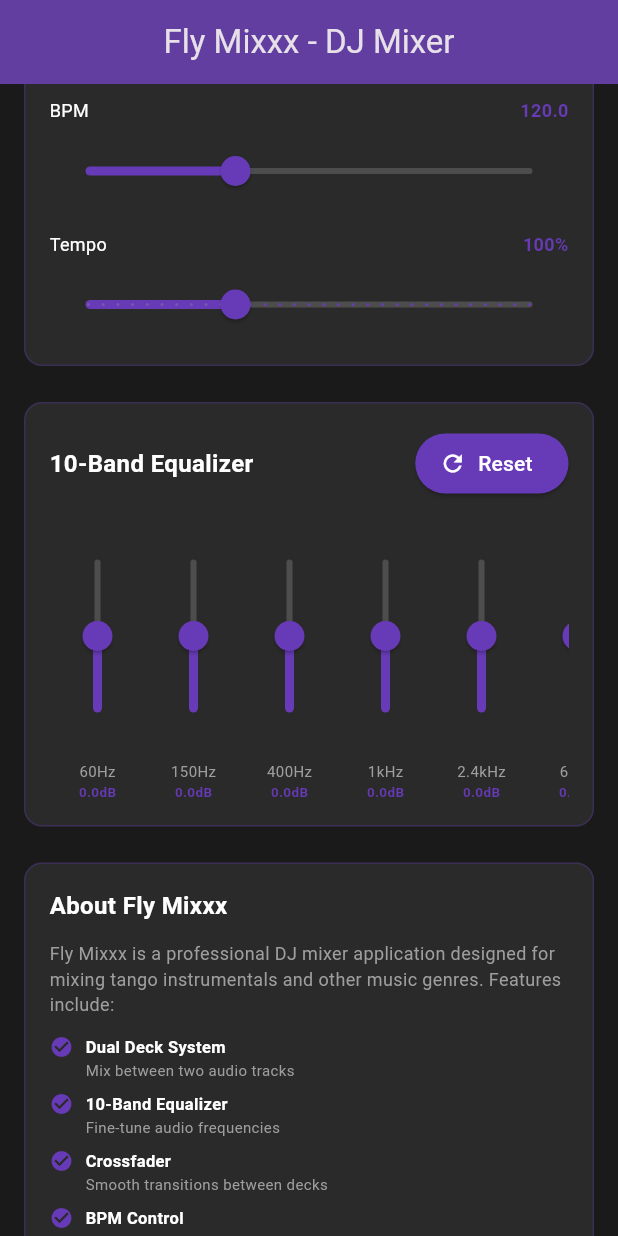
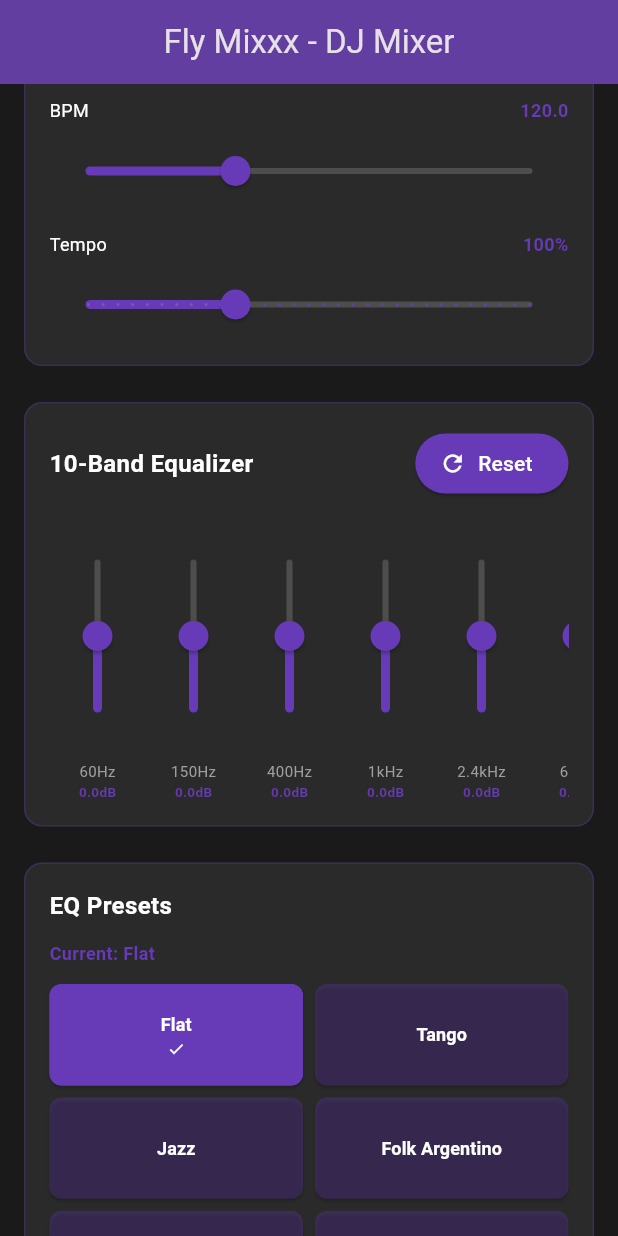
Before and after one commit to andrejstrogonov/new_fly_mixxxx, a Flutter app: the screen it shows after launch, scrolled down 576 dp, after a tap on "Reset", on a phone screen of 412 x 824 dp. Run offline on Flutter 3.47's test engine with Material 3 defaults, Android fonts, the phone set to English and light mode, and no system bars; our stand-ins replace fl_chart, just_audio.

Commit message:
Added equalizer

```diff
--- a/lib/providers/audio_provider.dart
+++ b/lib/providers/audio_provider.dart
@@ -1,5 +1,19 @@
 import 'package:flutter/foundation.dart';
 import 'package:just_audio/just_audio.dart';
+import 'dart:math';
+
+// Equalizer preset definitions
+class EQPreset {
+  final String name;
+  final List<double> bands;
+  final String description;
+
+  EQPreset({
+    required this.name,
+    required this.bands,
+    required this.description,
+  });
+}
 
 class AudioProvider extends ChangeNotifier {
   late AudioPlayer _audioPlayer1;
@@ -7,6 +21,58 @@ class AudioProvider extends ChangeNotifier {
 
   // Equalizer bands (10-band)
   final List<double> _eqBands = List.filled(10, 0.0);
+
+  // Current preset
+  String _currentPreset = 'Flat';
+
+  // Equalizer presets for different genres
+  static final Map<String, EQPreset> eqPresets = {
+    'Flat': EQPreset(
+      name: 'Flat',
+      bands: [0.0, 0.0, 0.0, 0.0, 0.0, 0.0, 0.0, 0.0, 0.0, 0.0],
+      description: 'Neutral flat response',
+    ),
+    'Tango': EQPreset(
+      name: 'Tango',
+      bands: [-2.0, -1.0, 1.0, 2.0, 3.0, 2.0, 1.0, -1.0, -2.0, -3.0],
+      description: 'Enhanced midrange for tango vocals and strings',
+    ),
+    'Jazz': EQPreset(
+      name: 'Jazz',
+      bands: [1.0, 2.0, 1.0, 0.0, -1.0, 1.0, 2.0, 3.0, 2.0, 1.0],
+      description: 'Warm bass and bright highs for jazz',
+    ),
+    'Folk Argentino': EQPreset(
+      name: 'Folk Argentino',
+      bands: [2.0, 1.0, 0.0, 1.0, 2.0, 1.0, 0.0, -1.0, -2.0, -1.0],
+      description: 'Warm and earthy for Argentine folk',
+    ),
+    'Folk Russian': EQPreset(
+      name: 'Folk Russian',
+      bands: [1.0, 0.0, -1.0, 0.0, 1.0, 2.0, 3.0, 2.0, 1.0, 0.0],
+      description: 'Bright and crisp for Russian folk',
+    ),
+    'Cross-step Waltz': EQPreset(
+      name: 'Cross-step Waltz',
+      bands: [0.0, 1.0, 2.0, 1.0, 0.0, -1.0, 0.0, 1.0, 2.0, 1.0],
+      description: 'Balanced with emphasis on rhythm',
+    ),
+    'Bass Boost': EQPreset(
+      name: 'Bass Boost',
+      bands: [6.0, 5.0, 3.0, 0.0, -2.0, -3.0, -2.0, 0.0, 1.0, 2.0],
+      description: 'Enhanced low frequencies',
+    ),
+    'Treble Boost': EQPreset(
+      name: 'Treble Boost',
+      bands: [-3.0, -2.0, -1.0, 0.0, 1.0, 3.0, 5.0, 6.0, 5.0, 4.0],
+      description: 'Enhanced high frequencies',
+    ),
+    'Vocal': EQPreset(
+      name: 'Vocal',
+      bands: [-2.0, -1.0, 0.0, 2.0, 3.0, 2.0, 1.0, -1.0, -2.0, -3.0],
+      description: 'Optimized for vocal clarity',
+    ),
+  };
 
   // Crossfader position (0 = deck1, 1 = deck2)
   double _crossfaderPosition = 0.5;
@@ -187,7 +253,89 @@ class AudioProvider extends ChangeNotifier {
     for (int i = 0; i < _eqBands.length; i++) {
       _eqBands[i] = 0.0;
     }
+    _currentPreset = 'Flat';
     notifyListeners();
+  }
+
+  // Preset management
+  String get currentPreset => _currentPreset;
+
+  List<String> getAvailablePresets() {
+    return eqPresets.keys.toList();
+  }
+
+  void applyPreset(String presetName) {
+    if (eqPresets.containsKey(presetName)) {
+      final preset = eqPresets[presetName]!;
+      for (int i = 0; i < preset.bands.length && i < _eqBands.length; i++) {
+        _eqBands[i] = preset.bands[i];
+      }
+      _currentPreset = presetName;
+      notifyListeners();
+    }
+  }
+
+  EQPreset? getPreset(String presetName) {
+    return eqPresets[presetName];
+  }
+
+  // Frequency response calculation for visualization
+  List<double> calculateFrequencyResponse(List<int> frequencies) {
+    // Simplified frequency response calculation
+    // Maps EQ band adjustments to frequency response curve
+    List<double> response = [];
+
+    for (int freq in frequencies) {
+      double magnitude = 0.0;
+
+      // Calculate contribution from each EQ band
+      for (int i = 0; i < _eqBands.length; i++) {
+        double bandFreq = _getBandFrequency(i);
+        double bandwidth = _getBandwidth(i);
+
+        // Gaussian-like response centered at band frequency
+        double distance = (freq - bandFreq).abs();
+        double contribution = _eqBands[i] * exp(-(distance * distance) / (2 * bandwidth * bandwidth));
+        magnitude += contribution;
+      }
+
+      response.add(magnitude);
+    }
+
+    return response;
+  }
+
+  double _getBandFrequency(int bandIndex) {
+    // 10-band EQ frequencies (Hz)
+    const frequencies = [60, 150, 400, 1000, 2400, 6000, 15000, 20000, 30000, 40000];
+    return frequencies[bandIndex].toDouble();
+  }
+
+  double _getBandwidth(int bandIndex) {
+    // Bandwidth increases for higher frequencies
+    return 100.0 + (bandIndex * 50.0);
+  }
+
+  // Phase response calculation (simplified)
+  List<double> calculatePhaseResponse(List<int> frequencies) {
+    List<double> phases = [];
+
+    for (int freq in frequencies) {
+      double phase = 0.0;
+
+      for (int i = 0; i < _eqBands.length; i++) {
+        if (_eqBands[i] != 0.0) {
+          double bandFreq = _getBandFrequency(i);
+          // Simplified phase calculation
+          double phaseDiff = (freq - bandFreq) / bandFreq;
+          phase += _eqBands[i] * atan(phaseDiff) * 180 / 3.14159;
+        }
+      }
+
+      phases.add(phase);
+    }
+
+    return phases;
   }
 
   @override
--- a/lib/screens/mixer_screen.dart
+++ b/lib/screens/mixer_screen.dart
@@ -4,6 +4,8 @@ import '../providers/audio_provider.dart';
 import '../widgets/deck_widget.dart';
 import '../widgets/mixer_controls_widget.dart';
 import '../widgets/equalizer_widget.dart';
+import '../widgets/presets_widget.dart';
+import '../widgets/frequency_response_widget.dart';
 
 class MixerScreen extends StatefulWidget {
   const MixerScreen({super.key});
@@ -28,7 +30,7 @@ class _MixerScreenState extends State<MixerScreen> {
       appBar: AppBar(
         title: const Text('Fly Mixxx - DJ Mixer'),
         centerTitle: true,
-        backgroundColor: Colors.deepPurple.withOpacity(0.8),
+        backgroundColor: Colors.deepPurple.withValues(alpha: 0.8),
         elevation: 0,
       ),
       body: Consumer<AudioProvider>(
@@ -73,13 +75,19 @@ class _MixerScreenState extends State<MixerScreen> {
                   // Equalizer
                   const EqualizerWidget(),
                   const SizedBox(height: 24),
+                  // Presets
+                  const PresetsWidget(),
+                  const SizedBox(height: 24),
+                  // Frequency Response
+                  const FrequencyResponseWidget(),
+                  const SizedBox(height: 24),
                   // Info Section
                   Container(
                     padding: const EdgeInsets.all(16),
                     decoration: BoxDecoration(
                       color: const Color(0xFF2a2a2a),
                       borderRadius: BorderRadius.circular(12),
-                      border: Border.all(color: Colors.deepPurple.withOpacity(0.3)),
+                      border: Border.all(color: Colors.deepPurple.withValues(alpha: 0.3)),
                     ),
                     child: Column(
                       crossAxisAlignment: CrossAxisAlignment.start,
--- a/lib/widgets/deck_widget.dart
+++ b/lib/widgets/deck_widget.dart
@@ -41,7 +41,7 @@ class DeckWidget extends StatelessWidget {
             color: const Color(0xFF2a2a2a),
             borderRadius: BorderRadius.circular(12),
             border: Border.all(
-              color: isPlaying ? Colors.deepPurple : Colors.grey.withOpacity(0.3),
+              color: isPlaying ? Colors.deepPurple : Colors.grey.withValues(alpha: 0.3),
               width: isPlaying ? 2 : 1,
             ),
           ),
@@ -107,7 +107,7 @@ class DeckWidget extends StatelessWidget {
                       ? position.inMilliseconds / duration.inMilliseconds
                       : 0,
                   minHeight: 4,
-                  backgroundColor: Colors.grey.withOpacity(0.2),
+                  backgroundColor: Colors.grey.withValues(alpha: 0.2),
                   valueColor: const AlwaysStoppedAnimation<Color>(Colors.deepPurple),
                 ),
               ),
@@ -130,7 +130,7 @@ class DeckWidget extends StatelessWidget {
                     icon: const Icon(Icons.stop),
                     label: const Text('Stop'),
                     style: ElevatedButton.styleFrom(
-                      backgroundColor: Colors.red.withOpacity(0.7),
+                      backgroundColor: Colors.red.withValues(alpha: 0.7),
                       foregroundColor: Colors.white,
                     ),
                   ),
@@ -175,7 +175,7 @@ class DeckWidget extends StatelessWidget {
                       }
                     },
                     activeColor: Colors.deepPurple,
-                    inactiveColor: Colors.grey.withOpacity(0.3),
+                    inactiveColor: Colors.grey.withValues(alpha: 0.3),
                   ),
                 ],
               ),
--- /dev/null
+++ b/lib/widgets/frequency_response_widget.dart
@@ -0,0 +1,315 @@
+import 'package:flutter/material.dart';
+import 'package:provider/provider.dart';
+import 'package:fl_chart/fl_chart.dart';
+import 'dart:math';
+import '../providers/audio_provider.dart';
+
+class FrequencyResponseWidget extends StatelessWidget {
+  const FrequencyResponseWidget({super.key});
+
+  @override
+  Widget build(BuildContext context) {
+    return Consumer<AudioProvider>(
+      builder: (context, audioProvider, _) {
+        // Generate frequency points for visualization (logarithmic scale)
+        List<int> frequencies = _generateFrequencies();
+        List<double> magnitudes = audioProvider.calculateFrequencyResponse(frequencies);
+        List<double> phases = audioProvider.calculatePhaseResponse(frequencies);
+
+        return Container(
+          padding: const EdgeInsets.all(16),
+          decoration: BoxDecoration(
+            color: const Color(0xFF2a2a2a),
+            borderRadius: BorderRadius.circular(12),
+            border: Border.all(color: Colors.deepPurple.withValues(alpha: 0.3)),
+          ),
+          child: Column(
+            crossAxisAlignment: CrossAxisAlignment.start,
+            children: [
+              const Text(
+                'Frequency Response (АЧХ & ФЧХ)',
+                style: TextStyle(
+                  fontSize: 16,
+                  fontWeight: FontWeight.bold,
+                  color: Colors.white,
+                ),
+              ),
+              const SizedBox(height: 16),
+              // Amplitude Frequency Response (АЧХ)
+              _buildAchxChart(frequencies, magnitudes),
+              const SizedBox(height: 24),
+              // Phase Frequency Response (ФЧХ)
+              _buildPhchxChart(frequencies, phases),
+            ],
+          ),
+        );
+      },
+    );
+  }
+
+  List<int> _generateFrequencies() {
+    // Generate logarithmically spaced frequencies from 20Hz to 20kHz
+    List<int> frequencies = [];
+    double logMin = 20.0;
+    double logMax = 20000.0;
+    int points = 50;
+
+    for (int i = 0; i < points; i++) {
+      double logFreq = logMin + (logMax - logMin) * (i / (points - 1));
+      double freq = pow(10.0, log(logFreq) / log(10.0)).toDouble();
+      frequencies.add(freq.toInt());
+    }
+
+    return frequencies;
+  }
+
+  Widget _buildAchxChart(List<int> frequencies, List<double> magnitudes) {
+    // Normalize frequencies to 0-100 scale for chart
+    List<FlSpot> spots = [];
+    for (int i = 0; i < frequencies.length; i++) {
+      double x = i.toDouble();
+      double y = magnitudes[i].clamp(-12.0, 12.0);
+      spots.add(FlSpot(x, y));
+    }
+
+    return Container(
+      padding: const EdgeInsets.all(12),
+      decoration: BoxDecoration(
+        color: const Color(0xFF1a1a1a),
+        borderRadius: BorderRadius.circular(8),
+      ),
+      child: Column(
+        crossAxisAlignment: CrossAxisAlignment.start,
+        children: [
+          const Text(
+            'Amplitude Frequency Response (АЧХ)',
+            style: TextStyle(
+              fontSize: 12,
+              fontWeight: FontWeight.bold,
+              color: Colors.deepPurple,
+            ),
+          ),
+          const SizedBox(height: 12),
+          SizedBox(
+            height: 200,
+            child: LineChart(
+              LineChartData(
+                gridData: FlGridData(
+                  show: true,
+                  drawVerticalLine: true,
+                  horizontalInterval: 4,
+                  verticalInterval: 10,
+                  getDrawingHorizontalLine: (value) {
+                    return FlLine(
+                      color: Colors.grey.withValues(alpha: 0.2),
+                      strokeWidth: 1,
+                    );
+                  },
+                  getDrawingVerticalLine: (value) {
+                    return FlLine(
+                      color: Colors.grey.withValues(alpha: 0.2),
+                      strokeWidth: 1,
+                    );
+                  },
+                ),
+                titlesData: FlTitlesData(
+                  show: true,
+                  rightTitles: const AxisTitles(
+                    sideTitles: SideTitles(showTitles: false),
+                  ),
+                  topTitles: const AxisTitles(
+                    sideTitles: SideTitles(showTitles: false),
+                  ),
+                  bottomTitles: AxisTitles(
+                    sideTitles: SideTitles(
+                      showTitles: true,
+                      reservedSize: 30,
+                      getTitlesWidget: (value, meta) {
+                        const labels = ['20Hz', '100Hz', '1kHz', '10kHz', '20kHz'];
+                        int index = (value / 10).toInt();
+                        if (index >= 0 && index < labels.length) {
+                          return Text(
+                            labels[index],
+                            style: const TextStyle(
+                              color: Colors.grey,
+                              fontSize: 10,
+                            ),
+                          );
+                        }
+                        return const Text('');
+                      },
+                    ),
+                  ),
+                  leftTitles: AxisTitles(
+                    sideTitles: SideTitles(
+                      showTitles: true,
+                      reservedSize: 40,
+                      getTitlesWidget: (value, meta) {
+                        return Text(
+                          '${value.toInt()}dB',
+                          style: const TextStyle(
+                            color: Colors.grey,
+                            fontSize: 10,
+                          ),
+                        );
+                      },
+                    ),
+                  ),
+                ),
+                borderData: FlBorderData(
+                  show: true,
+                  border: Border.all(
+                    color: Colors.deepPurple.withValues(alpha: 0.3),
+                  ),
+                ),
+                minX: 0,
+                maxX: (spots.length - 1).toDouble(),
+                minY: -12,
+                maxY: 12,
+                lineBarsData: [
+                  LineChartBarData(
+                    spots: spots,
+                    isCurved: true,
+                    color: Colors.deepPurple,
+                    barWidth: 2,
+                    isStrokeCapRound: true,
+                    dotData: const FlDotData(show: false),
+                    belowBarData: BarAreaData(
+                      show: true,
+                      color: Colors.deepPurple.withValues(alpha: 0.2),
+                    ),
+                  ),
+                ],
+              ),
+            ),
+          ),
+        ],
+      ),
+    );
+  }
+
+  Widget _buildPhchxChart(List<int> frequencies, List<double> phases) {
+    // Normalize phases to chart scale
+    List<FlSpot> spots = [];
+    for (int i = 0; i < frequencies.length; i++) {
+      double x = i.toDouble();
+      double y = phases[i].clamp(-180.0, 180.0);
+      spots.add(FlSpot(x, y));
+    }
+
+    return Container(
+      padding: const EdgeInsets.all(12),
+      decoration: BoxDecoration(
+        color: const Color(0xFF1a1a1a),
+        borderRadius: BorderRadius.circular(8),
+      ),
+      child: Column(
+        crossAxisAlignment: CrossAxisAlignment.start,
+        children: [
+          const Text(
+            'Phase Frequency Response (ФЧХ)',
+            style: TextStyle(
+              fontSize: 12,
+              fontWeight: FontWeight.bold,
+              color: Colors.cyan,
+            ),
+          ),
+          const SizedBox(height: 12),
+          SizedBox(
+            height: 200,
+            child: LineChart(
+              LineChartData(
+                gridData: FlGridData(
+                  show: true,
+                  drawVerticalLine: true,
+                  horizontalInterval: 60,
+                  verticalInterval: 10,
+                  getDrawingHorizontalLine: (value) {
+                    return FlLine(
+                      color: Colors.grey.withValues(alpha: 0.2),
+                      strokeWidth: 1,
+                    );
+                  },
+                  getDrawingVerticalLine: (value) {
+                    return FlLine(
+                      color: Colors.grey.withValues(alpha: 0.2),
+                      strokeWidth: 1,
+                    );
+                  },
+                ),
+                titlesData: FlTitlesData(
+                  show: true,
+                  rightTitles: const AxisTitles(
+                    sideTitles: SideTitles(showTitles: false),
+                  ),
+                  topTitles: const AxisTitles(
+                    sideTitles: SideTitles(showTitles: false),
+                  ),
+                  bottomTitles: AxisTitles(
+                    sideTitles: SideTitles(
+                      showTitles: true,
+                      reservedSize: 30,
+                      getTitlesWidget: (value, meta) {
+                        const labels = ['20Hz', '100Hz', '1kHz', '10kHz', '20kHz'];
+                        int index = (value / 10).toInt();
+                        if (index >= 0 && index < labels.length) {
+                          return Text(
+                            labels[index],
+                            style: const TextStyle(
+                              color: Colors.grey,
+                              fontSize: 10,
+                            ),
+                          );
+                        }
+                        return const Text('');
+                      },
+                    ),
+                  ),
+                  leftTitles: AxisTitles(
+                    sideTitles: SideTitles(
+                      showTitles: true,
+                      reservedSize: 40,
+                      getTitlesWidget: (value, meta) {
+                        return Text(
+                          '${value.toInt()}°',
+                          style: const TextStyle(
+                            color: Colors.grey,
+                            fontSize: 10,
+                          ),
+                        );
+                      },
+                    ),
+                  ),
+                ),
+                borderData: FlBorderData(
+                  show: true,
+                  border: Border.all(
+                    color: Colors.cyan.withValues(alpha: 0.3),
+                  ),
+                ),
+                minX: 0,
+                maxX: (spots.length - 1).toDouble(),
+                minY: -180,
+                maxY: 180,
+                lineBarsData: [
+                  LineChartBarData(
+                    spots: spots,
+                    isCurved: true,
+                    color: Colors.cyan,
+                    barWidth: 2,
+                    isStrokeCapRound: true,
+                    dotData: const FlDotData(show: false),
+                    belowBarData: BarAreaData(
+                      show: true,
+                      color: Colors.cyan.withValues(alpha: 0.2),
+                    ),
+                  ),
+                ],
+              ),
+            ),
+          ),
+        ],
+      ),
+    );
+  }
+}
--- /dev/null
+++ b/lib/widgets/presets_widget.dart
@@ -0,0 +1,120 @@
+import 'package:flutter/material.dart';
+import 'package:provider/provider.dart';
+import '../providers/audio_provider.dart';
+
+class PresetsWidget extends StatelessWidget {
+  const PresetsWidget({super.key});
+
+  @override
+  Widget build(BuildContext context) {
+    return Consumer<AudioProvider>(
+      builder: (context, audioProvider, _) {
+        List<String> presets = audioProvider.getAvailablePresets();
+
+        return Container(
+          padding: const EdgeInsets.all(16),
+          decoration: BoxDecoration(
+            color: const Color(0xFF2a2a2a),
+            borderRadius: BorderRadius.circular(12),
+            border: Border.all(color: Colors.deepPurple.withValues(alpha: 0.3)),
+          ),
+          child: Column(
+            crossAxisAlignment: CrossAxisAlignment.start,
+            children: [
+              const Text(
+                'EQ Presets',
+                style: TextStyle(
+                  fontSize: 16,
+                  fontWeight: FontWeight.bold,
+                  color: Colors.white,
+                ),
+              ),
+              const SizedBox(height: 12),
+              Text(
+                'Current: ${audioProvider.currentPreset}',
+                style: const TextStyle(
+                  fontSize: 12,
+                  color: Colors.deepPurple,
+                  fontWeight: FontWeight.bold,
+                ),
+              ),
+              const SizedBox(height: 12),
+              // Preset buttons grid
+              GridView.builder(
+                shrinkWrap: true,
+                physics: const NeverScrollableScrollPhysics(),
+                gridDelegate: const SliverGridDelegateWithFixedCrossAxisCount(
+                  crossAxisCount: 2,
+                  childAspectRatio: 2.5,
+                  crossAxisSpacing: 8,
+                  mainAxisSpacing: 8,
+                ),
+                itemCount: presets.length,
+                itemBuilder: (context, index) {
+                  String presetName = presets[index];
+                  bool isActive = audioProvider.currentPreset == presetName;
+                  EQPreset? preset = audioProvider.getPreset(presetName);
+
+                  return _buildPresetButton(
+                    context,
+                    presetName,
+                    preset?.description ?? '',
+                    isActive,
+                    () => audioProvider.applyPreset(presetName),
+                  );
+                },
+              ),
+            ],
+          ),
+        );
+      },
+    );
+  }
+
+  Widget _buildPresetButton(
+    BuildContext context,
+    String name,
+    String description,
+    bool isActive,
+    VoidCallback onPressed,
+  ) {
+    return Tooltip(
+      message: description,
+      child: ElevatedButton(
+        onPressed: onPressed,
+        style: ElevatedButton.styleFrom(
+          backgroundColor: isActive
+              ? Colors.deepPurple
+              : Colors.deepPurple.withValues(alpha: 0.3),
+          foregroundColor: Colors.white,
+          shape: RoundedRectangleBorder(
+            borderRadius: BorderRadius.circular(8),
+            side: BorderSide(
+              color: isActive ? Colors.deepPurple : Colors.transparent,
+              width: 2,
+            ),
+          ),
+          padding: const EdgeInsets.symmetric(horizontal: 12, vertical: 8),
+        ),
+        child: Column(
+          mainAxisAlignment: MainAxisAlignment.center,
+          children: [
+            Text(
+              name,
+              style: const TextStyle(
+                fontSize: 12,
+                fontWeight: FontWeight.bold,
+              ),
+              textAlign: TextAlign.center,
+            ),
+            if (isActive)
+              const Padding(
+                padding: EdgeInsets.only(top: 2),
+                child: Icon(Icons.check, size: 12),
+              ),
+          ],
+        ),
+      ),
+    );
+  }
+}
```
Also changed, not shown: pubspec.lock.
